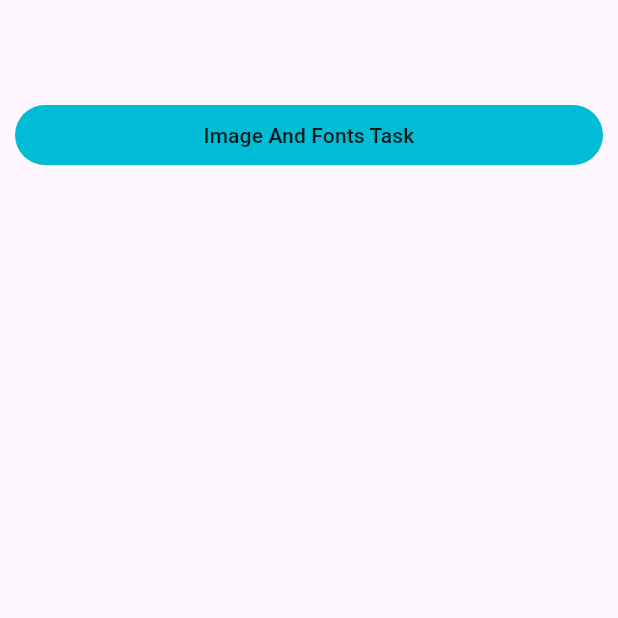
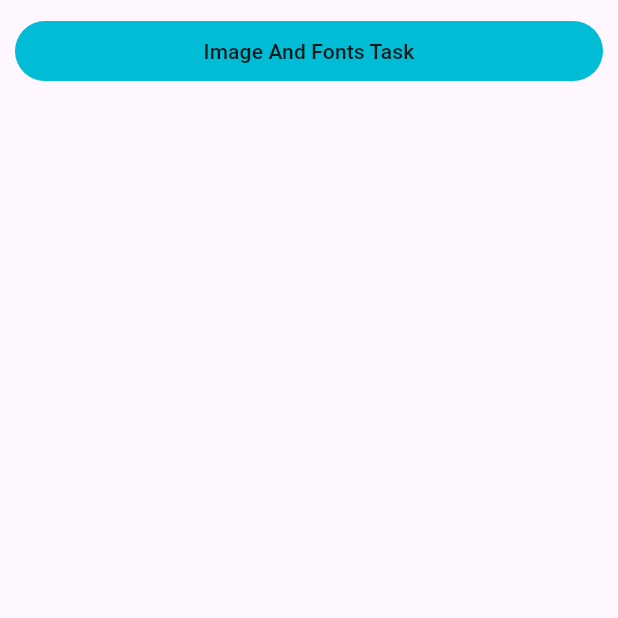
Before and after one commit to nishiket04/Mobile-Training-Flutter-2025, a Flutter app: the screen it shows after launch, on a phone screen of 412 x 824 dp, the top half of it. Run offline on Flutter 3.47's test engine with Material 3 defaults, Android fonts, the phone set to English and light mode, and no system bars.

Commit message:
minor refector

```diff
--- a/lib/main.dart
+++ b/lib/main.dart
@@ -36,8 +36,8 @@ class _MyHomePageState extends State<MyHomePage> {
   @override
   Widget build(BuildContext context) {
     return Scaffold(
-      appBar: AppBar(),
-      body: Padding(
+      body: SafeArea(
+        child: Padding(
           padding: EdgeInsets.all(10),
           child: Column(
             crossAxisAlignment: CrossAxisAlignment.stretch,
@@ -54,6 +54,7 @@ class _MyHomePageState extends State<MyHomePage> {
             ],
           ),
         ),
+      ),
     );
   }
 }
```
Lines whose indentation alone changed are shown as unchanged.
